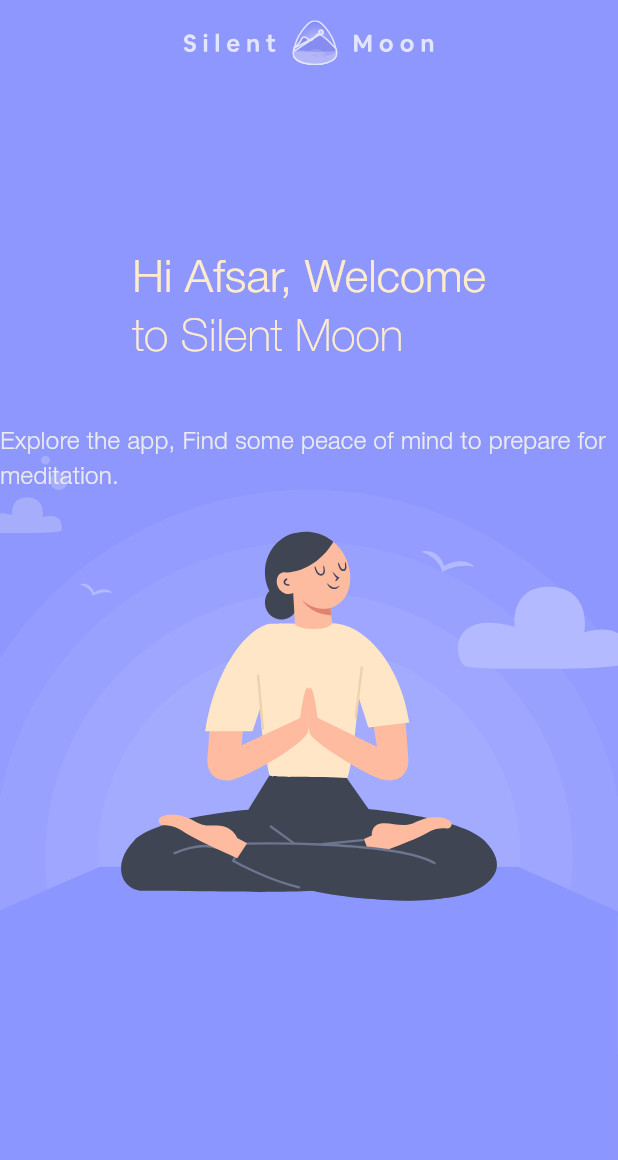
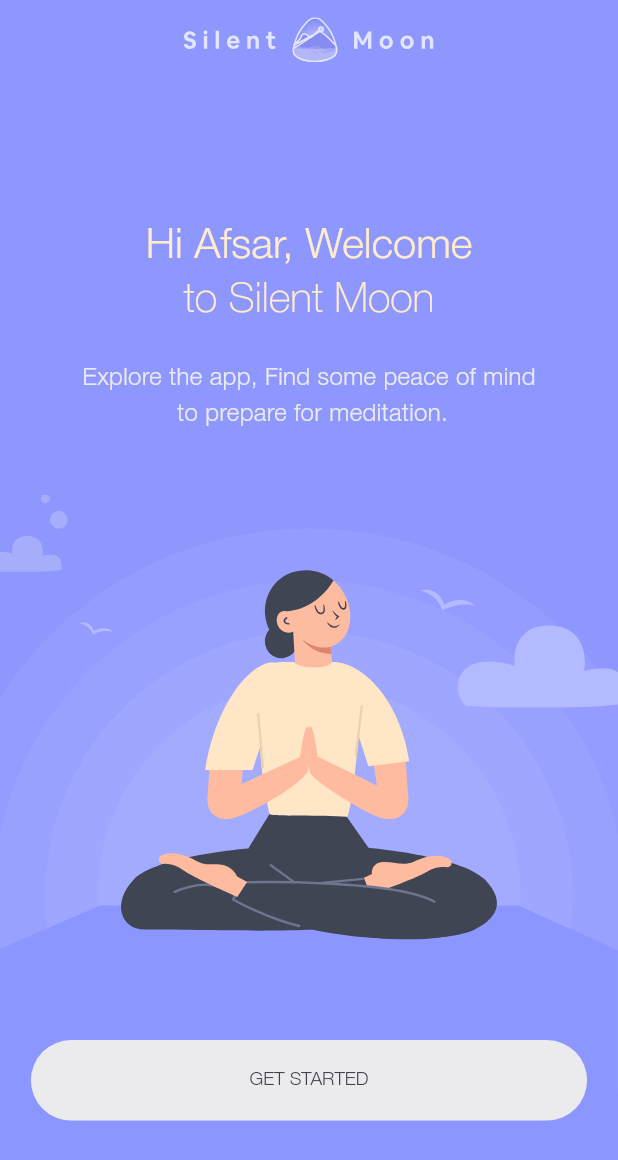
Before and after one commit to noi19r/mdetation_app, a Flutter app: the screen it shows after launch, on a phone screen of 412 x 824 dp. Shown: the top 1160 px of the screen. Run offline on Flutter 3.47's test engine with Material 3 defaults, Android fonts, the phone set to English and light mode, and no system bars; our stand-ins replace flutter_svg.

Commit message:
fix screen

```diff
--- a/lib/pages/home_page.dart
+++ b/lib/pages/home_page.dart
@@ -8,25 +8,97 @@ class HomePage extends StatelessWidget {
   @override
   Widget build(BuildContext context) {
     final orientation = MediaQuery.of(context).orientation;
-
+    final size = MediaQuery.of(context).size;
     return Scaffold(
       backgroundColor: kColorPrimary,
       body: SafeArea(
         child: orientation == Orientation.portrait
-            ? const Stack(children: [
-                GetStartedBackground(),
-                FractionallySizedBox(
-                  heightFactor: 0.4,
+            ? Stack(children: [
+                const GetStartedBackground(),
+                const FractionallySizedBox(
+                  heightFactor: 0.35,
                   child: GetStartedHeader(),
                 ),
+                Align(
+                  alignment: const Alignment(0.0, 0.8),
+                  child: GetStartedButton(
+                    fixedSize: MaterialStateProperty.all(
+                      Size(
+                        size.width * 0.9,
+                        size.height * 0.065,
+                      ),
+                    ),
+                    textStyle: MaterialStateProperty.all(
+                      PrimaryFont.medium(size.height * 0.015),
+                    ),
+                  ),
+                )
               ])
-            : const Row(
+            : Row(
                 children: [
-                  Expanded(child: GetStartedHeader()),
-                  Expanded(child: GetStartedBackground()),
+                  const Expanded(
+                    child: Align(
+                      alignment: Alignment.topCenter,
+                      child: FractionallySizedBox(
+                        heightFactor: 0.8,
+                        child: GetStartedHeader(),
+                      ),
+                    ),
+                  ),
+                  Expanded(
+                    child: Stack(
+                      children: [
+                        const GetStartedBackground(),
+                        Align(
+                          alignment: const Alignment(0.0, 0.8),
+                          child: GetStartedButton(
+                            fixedSize: MaterialStateProperty.all(
+                              Size(
+                                size.width * 0.4,
+                                size.height * 0.065,
+                              ),
+                            ),
+                            textStyle: MaterialStateProperty.all(
+                              PrimaryFont.medium(size.height * 0.015),
+                            ),
+                          ),
+                        )
                       ],
                     ),
                   ),
+                ],
+              ),
+      ),
+    );
+  }
+}
+
+class GetStartedButton extends StatelessWidget {
+  const GetStartedButton({
+    super.key,
+    this.fixedSize,
+    this.textStyle,
+  });
+
+  final MaterialStateProperty<Size>? fixedSize;
+  final MaterialStateProperty<TextStyle>? textStyle;
+  @override
+  Widget build(BuildContext context) {
+    return ElevatedButton(
+      onPressed: () {},
+      style: ButtonStyle(
+        backgroundColor: MaterialStateProperty.all(kColorLightGrey),
+        shape: MaterialStateProperty.all(
+          RoundedRectangleBorder(
+            borderRadius: BorderRadius.circular(38),
+          ),
+        ),
+        elevation: MaterialStateProperty.all(0),
+        fixedSize: fixedSize,
+        foregroundColor: MaterialStateProperty.all(kColorDarkGrey),
+        textStyle: textStyle,
+      ),
+      child: const Text('GET STARTED'),
     );
   }
 }
@@ -38,12 +110,14 @@ class GetStartedBackground extends StatelessWidget {
 
   @override
   Widget build(BuildContext context) {
+    final orientation = MediaQuery.of(context).orientation;
     return Align(
       alignment: Alignment.bottomCenter,
       child: FractionallySizedBox(
-        heightFactor: 0.6,
+        heightFactor: orientation == Orientation.portrait ? 0.6 : 1,
         widthFactor: 1,
         child: FittedBox(
+          alignment: Alignment.topCenter,
           fit: BoxFit.cover,
           child: SvgPicture.asset('assets/images/bg_get_started.svg'),
         ),
@@ -58,17 +132,20 @@ class GetStartedHeader extends StatelessWidget {
   Widget build(BuildContext context) {
     return Column(
       children: [
-        Expanded(
+        Flexible(
+          flex: 2,
+          fit: FlexFit.tight,
           child: SvgPicture.asset(
             'assets/images/ic_logo.svg',
             alignment: const Alignment(0.0, -0.8),
           ),
         ),
-        Expanded(
-          child: Column(
-            mainAxisAlignment: MainAxisAlignment.spaceBetween,
-            children: [
-              RichText(
+        Flexible(
+          flex: 1,
+          fit: FlexFit.tight,
+          child: FittedBox(
+            child: RichText(
+              textAlign: TextAlign.center,
               text: TextSpan(
                 text: 'Hi Afsar, Welcome\n',
                 style: PrimaryFont.medium(30).copyWith(
@@ -85,15 +162,30 @@ class GetStartedHeader extends StatelessWidget {
                 ],
               ),
             ),
-              Text(
-                'Explore the app, Find some peace of mind to prepare for meditation.',
+          ),
+        ),
+        Flexible(
+          flex: 1,
+          fit: FlexFit.tight,
+          child: SizedBox.expand(
+            child: FractionallySizedBox(
+              widthFactor: 0.8,
+              child: Align(
+                alignment: Alignment.bottomCenter,
+                child: FittedBox(
+                  child: Text(
+                    'Explore the app, Find some peace of mind\n to prepare for meditation.',
                     style: PrimaryFont.light(16).copyWith(
                       color: kColorLightGrey,
+                      height: 1.5,
+                    ),
+                    textAlign: TextAlign.center,
                   ),
                 ),
-            ],
               ),
-        )
+            ),
+          ),
+        ),
       ],
     );
   }
```
Lines whose indentation alone changed are shown as unchanged.
